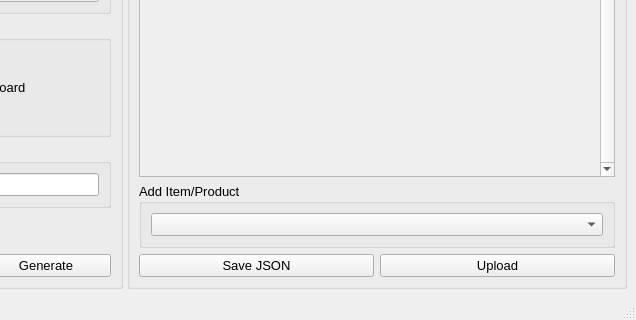
This is assets/interface.ui in WEEE-Open/peracotta as Qt 5 draws it before an edit; both pictures show x 177 to 813 and y 422 to 742 of the 813 by 742 pixel window. The edited form follows.
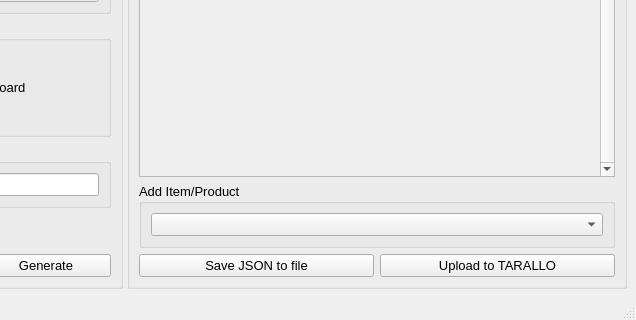
This is the edited form. Icons and pictures are not drawn.

```diff
--- a/assets/interface.ui
+++ b/assets/interface.ui
@@ -279,7 +279,7 @@
           <item>
            <widget class="QPushButton" name="saveJsonBtn">
             <property name="text">
-             <string>Save JSON</string>
+             <string>Save JSON to file</string>
             </property>
             <property name="shortcut">
              <string>Ctrl+S</string>
@@ -289,7 +289,7 @@
           <item>
            <widget class="QPushButton" name="uploadBtn">
             <property name="text">
-             <string>Upload</string>
+             <string>Upload to TARALLO</string>
             </property>
             <property name="shortcut">
              <string>Ctrl+U</string>
```
